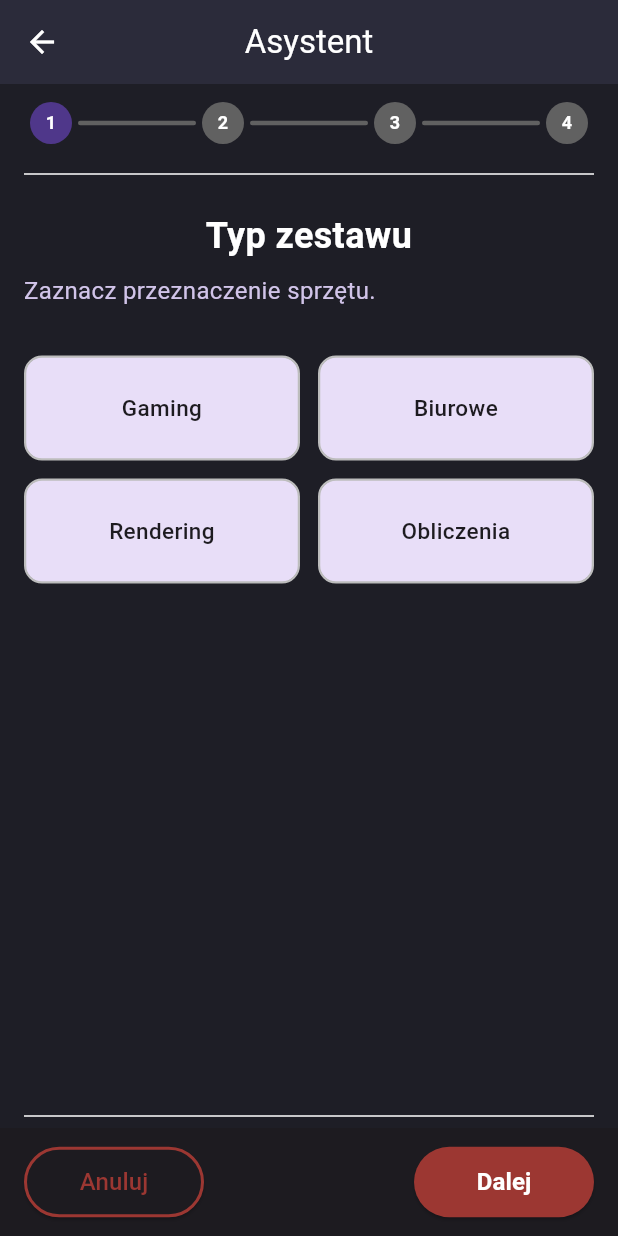
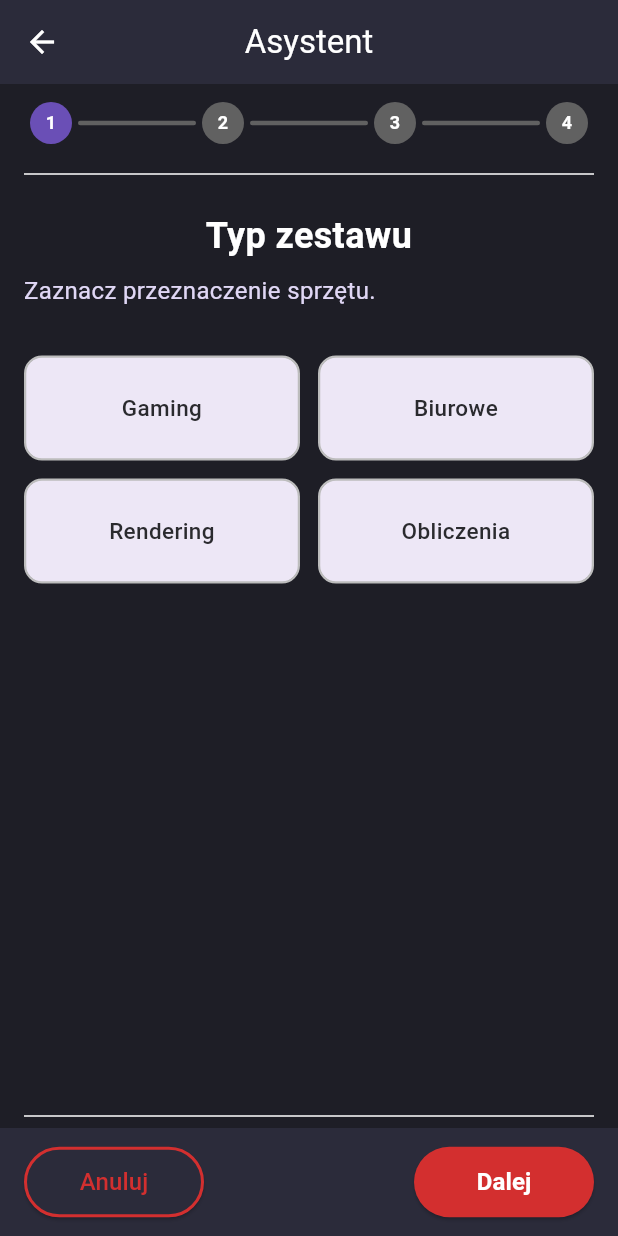
Before and after one commit to rychu777/part-collector, a Flutter app: the AssistantView screen opened directly, on a phone screen of 412 x 824 dp. Run offline on Flutter 3.47's test engine with Material 3 defaults, Android fonts, the light colour scheme and no system bars; our stand-ins replace cloud_firestore, firebase_core; accounts and stored records are empty.

Commit message:
feat: compatibility check, fix: using constants instead of hard-coded colors

```diff
--- a/lib/widgets/AssistantWidgets.dart
+++ b/lib/widgets/AssistantWidgets.dart
@@ -1,4 +1,5 @@
 import 'package:flutter/material.dart';
+import 'package:first_app/legacy/constants.dart';
 
 class RectRadioButton<T> extends StatelessWidget {
   final String label;
@@ -25,16 +26,16 @@ class RectRadioButton<T> extends StatelessWidget {
         height: height ?? 70,
         padding: const EdgeInsets.symmetric(vertical: 8, horizontal: 8),
         decoration: BoxDecoration(
-          color: const Color(0xFFE8DEF8),
+          color: kSurfaceLight,
           borderRadius: BorderRadius.circular(12),
           border: Border.all(
-            color: selected ? const Color(0xFF9C3732) : Colors.grey.shade400,
+            color: selected ? kRedError : Colors.grey.shade400,
             width: selected ? 3 : 1.5,
           ),
           boxShadow: selected
               ? [
             BoxShadow(
-              color: const Color(0xFF9C3732).withOpacity(0.3),
+              color: kRedError.withOpacity(0.3),
               blurRadius: 5,
               spreadRadius: 1,
             )
@@ -46,7 +47,7 @@ class RectRadioButton<T> extends StatelessWidget {
             label,
             textAlign: TextAlign.center,
             style: TextStyle(
-              color: const Color(0xFF1D1B20), // kDarkGrey
+              color: kDarkGrey,
               fontSize: 15,
               fontWeight: selected ? FontWeight.bold : FontWeight.w500,
             ),
@@ -75,12 +76,14 @@ class StepsProgressBar extends StatelessWidget {
       widgets.add(
         CircleAvatar(
           radius: 14,
-          backgroundColor:
-          isActive ? const Color(0xFF4F378A) : Colors.grey[700],
+          backgroundColor: isActive ? kPurple : Colors.grey[700],
           child: Text(
             (i + 1).toString(),
             style: const TextStyle(
-                color: Color(0xFFFFFFFF), fontSize: 12, fontWeight: FontWeight.bold),
+              color: kWhite,
+              fontSize: 12,
+              fontWeight: FontWeight.bold,
+            ),
           ),
         ),
       );
@@ -91,9 +94,7 @@ class StepsProgressBar extends StatelessWidget {
               margin: const EdgeInsets.symmetric(horizontal: 4),
               height: 3,
               decoration: BoxDecoration(
-                color: (i < currentStep)
-                    ? const Color(0xFF4F378A)
-                    : Colors.grey[700],
+                color: (i < currentStep) ? kPurple : Colors.grey[700],
                 borderRadius: BorderRadius.circular(2),
               ),
             ),
@@ -120,7 +121,10 @@ class StepHeadline extends StatelessWidget {
         text,
         textAlign: TextAlign.center,
         style: const TextStyle(
-            color: Color(0xFFFFFFFF), fontSize: 24, fontWeight: FontWeight.bold),
+          color: kWhite,
+          fontSize: 24,
+          fontWeight: FontWeight.bold,
+        ),
       ),
     );
   }
@@ -138,7 +142,10 @@ class StepSubText extends StatelessWidget {
       child: Text(
         text,
         textAlign: TextAlign.center,
-        style: const TextStyle(color: Color(0xFFD1C4E9), fontSize: 16),
+        style: const TextStyle(
+          color: kLightPurple,
+          fontSize: 16,
+        ),
       ),
     );
   }
@@ -166,7 +173,7 @@ class HardwareChoiceRow extends StatelessWidget {
         Text(
           title,
           style: const TextStyle(
-            color: Color(0xFFD1C4E9),
+            color: kLightPurple,
             fontSize: 18,
             fontWeight: FontWeight.w500,
           ),
@@ -213,7 +220,7 @@ class BottomButtonsBar extends StatelessWidget {
   @override
   Widget build(BuildContext context) {
     return Container(
-      color: const Color(0xFF1D1B20),
+      color: kPrimaryDark,
       padding: EdgeInsets.symmetric(vertical: 12, horizontal: 16)
           .copyWith(bottom: MediaQuery.of(context).padding.bottom + 12),
       child: Row(
@@ -223,14 +230,15 @@ class BottomButtonsBar extends StatelessWidget {
             width: 120,
             child: ElevatedButton(
               style: ElevatedButton.styleFrom(
-                backgroundColor: const Color(0xFF1D1B20),
-                side: const BorderSide(color: Color(0xFF9C3732), width: 2),
-                padding: const EdgeInsets.symmetric(horizontal: 0, vertical: 12),
+                backgroundColor: kPrimaryDark,
+                side: BorderSide(color: kRedError, width: 2),
+                padding:
+                const EdgeInsets.symmetric(horizontal: 0, vertical: 12),
               ),
               onPressed: isFirstStep ? () => Navigator.pop(context) : onBack,
               child: Text(
                 isFirstStep ? 'Anuluj' : 'Powrót',
-                style: const TextStyle(color: Color(0xFF9C3732), fontSize: 16),
+                style: TextStyle(color: kRedError, fontSize: 16),
               ),
             ),
           ),
@@ -238,8 +246,9 @@ class BottomButtonsBar extends StatelessWidget {
             width: 120,
             child: ElevatedButton(
               style: ElevatedButton.styleFrom(
-                backgroundColor: const Color(0xFF9C3732),
-                padding: const EdgeInsets.symmetric(horizontal: 0, vertical: 12),
+                backgroundColor: kRedError,
+                padding:
+                const EdgeInsets.symmetric(horizontal: 0, vertical: 12),
               ),
               onPressed: () {
                 if (!isStepValid()) {
@@ -254,9 +263,10 @@ class BottomButtonsBar extends StatelessWidget {
               child: Text(
                 isLastStep ? 'Zakończ' : 'Dalej',
                 style: const TextStyle(
-                    color: Color(0xFFFFFFFF),
-                    fontSize: 16,
-                    fontWeight: FontWeight.bold),
+                  color: kWhite,
+                  fontSize: 16,
+                  fontWeight: FontWeight.bold,
+                ),
               ),
             ),
           ),
```
Also changed, not shown: lib/services/CompatibilityService.dart (+80 -7 lines).
